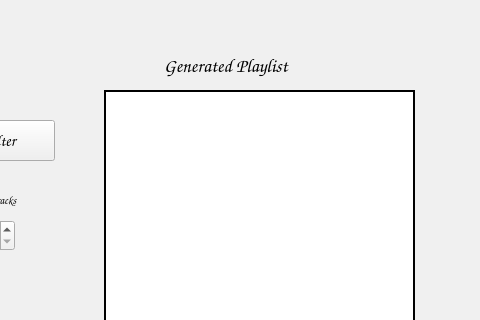
Old version of the form Playlist-Generator/mainwindow.ui in the repository lauferartyom/PlaylistGenerator; both pictures show x 486 to 966 and y 0 to 320 of the 966 by 600 pixel window.
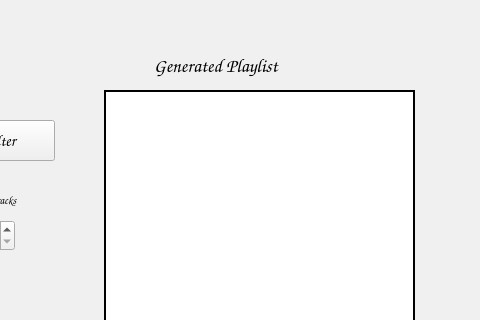
New version of the form. Icons and pictures are not drawn.

Patch:
```diff
--- a/Playlist-Generator/mainwindow.ui
+++ b/Playlist-Generator/mainwindow.ui
@@ -402,7 +402,7 @@
    <widget class="QLabel" name="label_2">
     <property name="geometry">
      <rect>
-      <x>650</x>
+      <x>640</x>
       <y>50</y>
       <width>211</width>
       <height>31</height>
```
Left out of the diff: 20 changed lines with no effect on the pictures.
